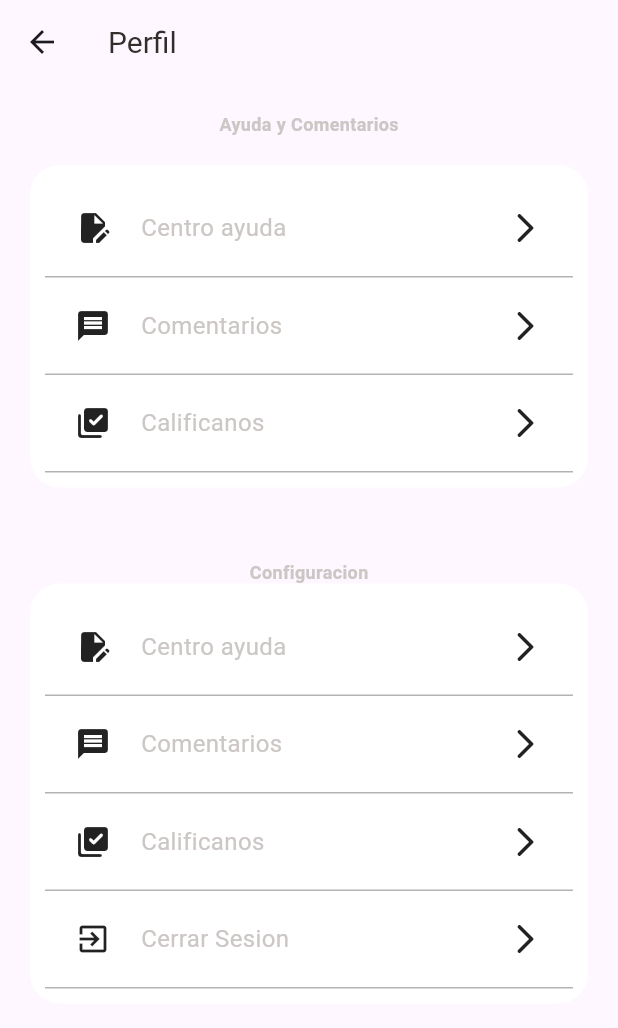
After one commit to MatCodee/chatui-desing-flutter, a Flutter app: the ProfileScreen screen opened directly, on a phone screen of 412 x 824 dp. The commit adds this screen. Shown: the top 1028 px of the screen. Run offline on Flutter 3.47's test engine with Material 3 defaults, Android fonts, the phone set to English and light mode, and no system bars; our stand-ins replace cloud_firestore, firebase_auth, firebase_core, get, google_sign_in and 1 more; missing offline and left inert: dart:ffi; accounts and stored records are empty; network calls fail.

Commit message:
add last changes

```diff
--- a/lib/Widgets/big_text.dart
+++ b/lib/Widgets/big_text.dart
@@ -2,14 +2,14 @@ import 'package:flutter/material.dart';
 
 
 class BigText extends StatelessWidget {
-  Color? color;
+  final Color? color;
   final String? text;
-  double size;
-  FontWeight fw;
-  TextOverflow overFlow;
+  final double size;
+  final FontWeight fw;
+  final TextOverflow overFlow;
 
 
-  BigText({
+  const BigText({
     super.key,
     this.color = const Color(0xFF332d2b),
     required this.text,
--- /dev/null
+++ b/lib/Widgets/item_list_conf.dart
@@ -0,0 +1,31 @@
+
+import 'package:chatui/Widgets/small_text.dart';
+import 'package:flutter/material.dart';
+
+
+class ItemListConf extends StatelessWidget {
+  final String title;
+  final IconData icon;
+
+  const ItemListConf({super.key, required this.title, required this.icon});
+
+  @override
+  Widget build(BuildContext context) {
+    return Container(
+      padding: const EdgeInsets.symmetric(vertical: 20,horizontal: 20),
+      decoration: const BoxDecoration(
+        border: Border(bottom: BorderSide(width: 1,color: Color.fromARGB(255, 179, 179, 179)))
+      ),
+      child: Row(
+        children: [
+          Icon(icon),
+          const SizedBox(
+            width: 20,
+          ),
+          Expanded(child:SmallText(text: title,size: 16,)),
+          const Icon(Icons.arrow_forward_ios_rounded),
+        ],
+      ),
+    );
+  }
+}
--- a/lib/Widgets/small_text.dart
+++ b/lib/Widgets/small_text.dart
@@ -2,13 +2,13 @@ import 'package:flutter/material.dart';
 
 
 class SmallText extends StatelessWidget {
-  Color? color;
+  final Color? color;
   final String? text;
-  double size;
-  double height;
-  FontWeight fw;
+  final double size;
+  final double height;
+  final FontWeight fw;
 
-  SmallText({
+  const SmallText({
     super.key,
     this.color = const Color(0xFFccc7c5),
     required this.text,
--- a/lib/main.dart
+++ b/lib/main.dart
@@ -31,7 +31,7 @@ class MyApp extends StatelessWidget {
       theme: ThemeData(
         primaryColor: Color.fromARGB(255, 255, 241, 252),
       ),
-      home: Center(child: const CircularProgressIndicator()),
+      home: const Center(child: CircularProgressIndicator()),
     );
   }
 }
--- /dev/null
+++ b/lib/screens/profile_screen.dart
@@ -0,0 +1,65 @@
+import 'package:chatui/Widgets/big_text.dart';
+import 'package:chatui/Widgets/item_list_conf.dart';
+import 'package:chatui/Widgets/small_text.dart';
+import 'package:flutter/material.dart';
+
+class ProfileScreen extends StatelessWidget {
+  const ProfileScreen({super.key});
+
+  @override
+  Widget build(BuildContext context) {
+    return  Scaffold(
+      appBar: AppBar(
+        title: const BigText(text: "Perfil"),
+      ),
+      body: SingleChildScrollView(
+          child: Column(
+            children: [
+              const SizedBox(height: 20,),
+              const SmallText(text: "Ayuda y Comentarios",fw: FontWeight.bold,),
+              const SizedBox(height: 20,),
+              Container(
+                margin: const EdgeInsets.symmetric(horizontal: 20),
+                width: MediaQuery.of(context).size.width,
+                padding: const EdgeInsets.all(10),
+                decoration: const BoxDecoration(
+                  borderRadius: BorderRadius.all(Radius.circular(20)),
+                  color: Colors.white,
+                ),
+                child: const Column(
+                  children: [
+                    ItemListConf(title: "Centro ayuda", icon: Icons.edit_document),
+                    ItemListConf(title: "Comentarios", icon: Icons.message),
+                    ItemListConf(title: "Calificanos", icon: Icons.library_add_check_rounded),
+                  ],
+                ),
+              ),
+              const SizedBox(height: 50,),
+              const SmallText(text: "Configuracion",fw: FontWeight.bold,),
+              Container(
+                margin: const EdgeInsets.symmetric(horizontal: 20),
+                width: MediaQuery.of(context).size.width,
+                padding: const EdgeInsets.all(10),
+                decoration: const BoxDecoration(
+                  borderRadius: BorderRadius.all(Radius.circular(20)),
+                  color: Colors.white,
+                ),
+                child: Column(
+                  children: [
+                    ItemListConf(title: "Centro ayuda", icon: Icons.edit_document),
+                    ItemListConf(title: "Comentarios", icon: Icons.message),
+                    ItemListConf(title: "Calificanos", icon: Icons.library_add_check_rounded),
+                    GestureDetector(
+                      onTap: () {},
+                      child: ItemListConf(title: "Cerrar Sesion", icon: Icons.exit_to_app),
+                    ),
+                  ],
+                ),
+              ),
+
+            ],
+          ),
+        ),
+    );
+  }
+}
--- a/pubspec.yaml
+++ b/pubspec.yaml
@@ -65,6 +65,7 @@ flutter:
   # To add assets to your application, add an assets section, like this:
   assets:
     - assets/images/
+    - assets/json/users.json
   #   - images/a_dot_burr.jpeg
   #   - images/a_dot_ham.jpeg
 
--- /dev/null
+++ b/steps.txt
@@ -0,0 +1,5 @@
+Implementacion de funcionalidades:
+
+- Realtime Messages
+- pagina de configuracion, cerrar sesion, cambio de nombre y informacion personal
+- SearchDelegate para agregar a usuarios
```
Also changed, not shown: assets/json/users.json (added, +11 -0 lines), lib/Widgets/custom_search_delegate.dart (added, +165 -0 lines), lib/controllers/user_controller.dart (+22 -0 lines), lib/screens/home_screen.dart (+15 -5 lines).
